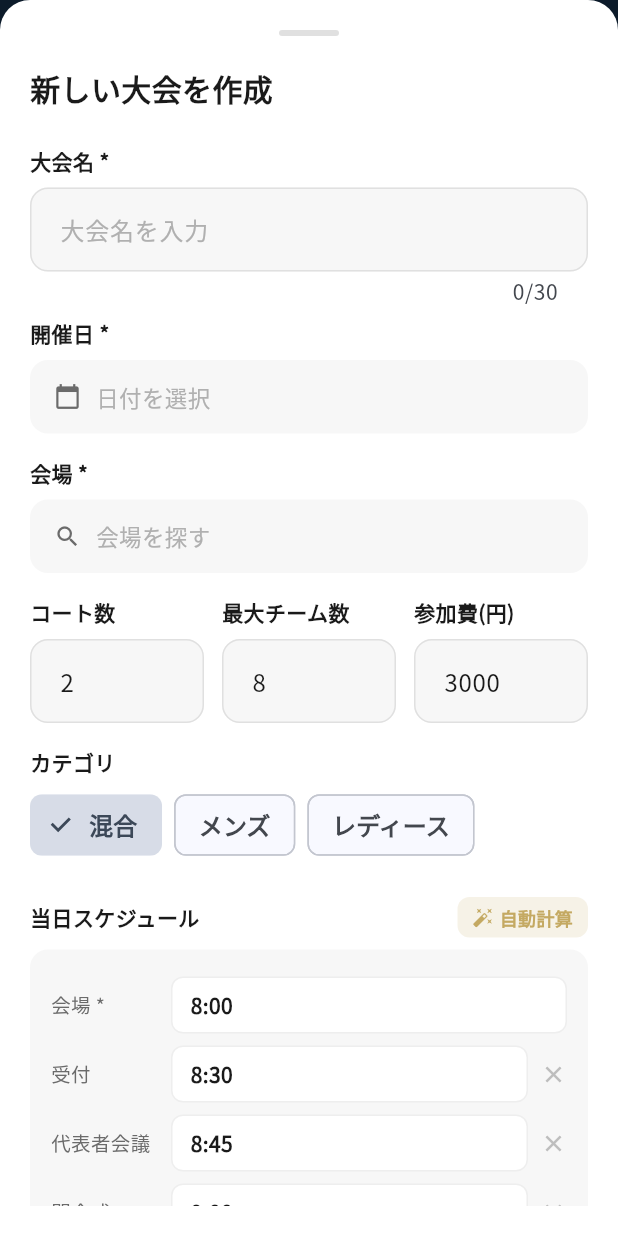
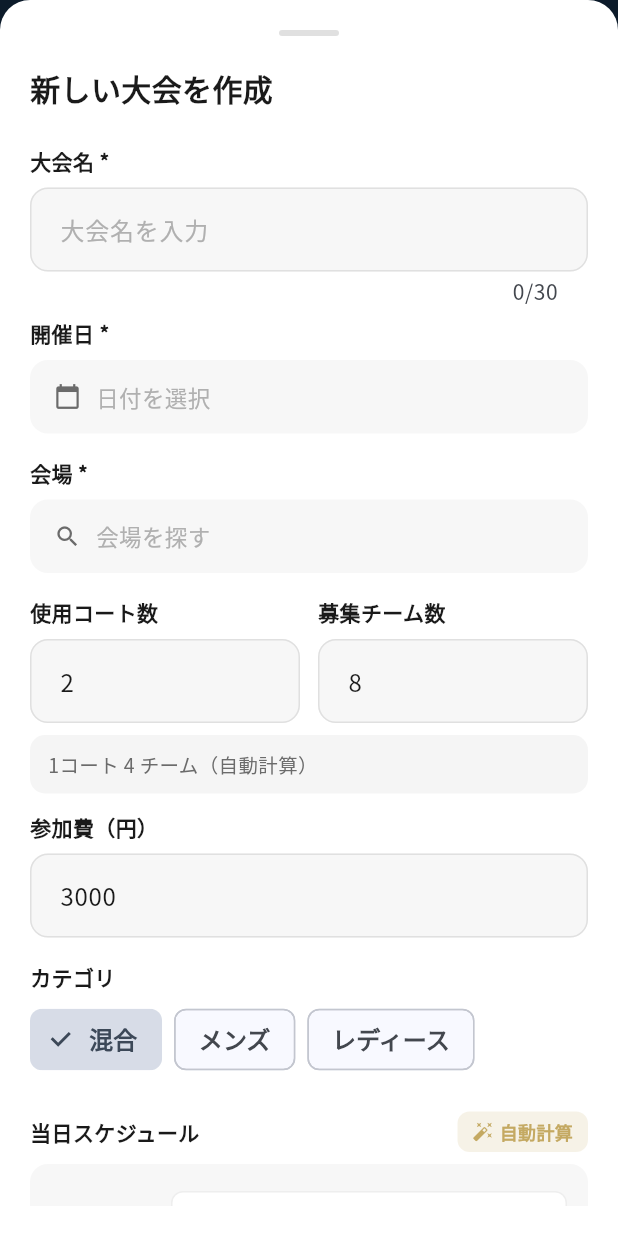
Before and after one commit to sofvo-dev/sofvo, a Flutter app: the TournamentManagementScreen screen opened directly, after a tap on "大会を作成", on a phone screen of 412 x 824 dp. Run offline on Flutter 3.47's test engine with Material 3 defaults, Android fonts, the phone set to English and light mode, and no system bars; our stand-ins replace cached_network_image, cloud_firestore, file_picker, firebase_auth, firebase_core, firebase_messaging and 10 more; missing offline and left inert: dart:js_interop, mobile_scanner; accounts and stored records are empty; network calls fail.

Commit message:
大会作成画面のコート数・チーム数・参加費レイアウト変更
- 横並び: 使用コート数 | 募集チーム数
- その下: 1コート○○チーム（自動計算）
- さらに下: 参加費（円）
- ラベルを「使用コート数」「募集チーム数」に統一
- コート数・チーム数変更時にリアルタイムで自動計算を更新
- 作成・編集・テンプレート作成の3箇所すべてに適用

https://claude.ai/code/session_01NdXNSNEhWCRPmtaSJSELhX

```diff
--- a/lib/screens/tournament/tournament_management_screen.dart
+++ b/lib/screens/tournament/tournament_management_screen.dart
@@ -333,19 +333,32 @@ class _TournamentManagementScreenState extends State<TournamentManagementScreen>
               const SizedBox(height: 16),
               Row(children: [
                 Expanded(child: Column(crossAxisAlignment: CrossAxisAlignment.start, children: [
-                  const Text('コート数', style: TextStyle(fontSize: 14, fontWeight: FontWeight.w600)), const SizedBox(height: 8),
-                  TextField(controller: courtsCtrl, keyboardType: TextInputType.number, decoration: _sheetInputDecoration('2')),
+                  const Text('使用コート数', style: TextStyle(fontSize: 14, fontWeight: FontWeight.w600)), const SizedBox(height: 8),
+                  TextField(controller: courtsCtrl, keyboardType: TextInputType.number, decoration: _sheetInputDecoration('2'),
+                    onChanged: (_) => setSheetState(() {})),
                 ])),
                 const SizedBox(width: 12),
                 Expanded(child: Column(crossAxisAlignment: CrossAxisAlignment.start, children: [
-                  const Text('最大チーム数', style: TextStyle(fontSize: 14, fontWeight: FontWeight.w600)), const SizedBox(height: 8),
-                  TextField(controller: maxTeamsCtrl, keyboardType: TextInputType.number, decoration: _sheetInputDecoration('8')),
+                  const Text('募集チーム数', style: TextStyle(fontSize: 14, fontWeight: FontWeight.w600)), const SizedBox(height: 8),
+                  TextField(controller: maxTeamsCtrl, keyboardType: TextInputType.number, decoration: _sheetInputDecoration('8'),
+                    onChanged: (_) => setSheetState(() {})),
                 ])),
-                const SizedBox(width: 12),
-                Expanded(child: Column(crossAxisAlignment: CrossAxisAlignment.start, children: [
-                  const Text('参加費(円)', style: TextStyle(fontSize: 14, fontWeight: FontWeight.w600)), const SizedBox(height: 8),
-                  TextField(controller: feeCtrl, keyboardType: TextInputType.number, decoration: _sheetInputDecoration('3000')),
-                ])),
+              ]),
+              const SizedBox(height: 8),
+              Builder(builder: (_) {
+                final courts = int.tryParse(courtsCtrl.text) ?? 2;
+                final teams = int.tryParse(maxTeamsCtrl.text) ?? 8;
+                final tpc = courts > 0 ? (teams / courts).ceil() : teams;
+                return Container(
+                  width: double.infinity, padding: const EdgeInsets.symmetric(vertical: 10, horizontal: 12),
+                  decoration: BoxDecoration(color: Colors.grey[100], borderRadius: BorderRadius.circular(10)),
+                  child: Text('1コート $tpc チーム（自動計算）', style: TextStyle(fontSize: 13, color: AppTheme.textSecondary)),
+                );
+              }),
+              const SizedBox(height: 12),
+              Column(crossAxisAlignment: CrossAxisAlignment.start, children: [
+                const Text('参加費（円）', style: TextStyle(fontSize: 14, fontWeight: FontWeight.w600)), const SizedBox(height: 8),
+                TextField(controller: feeCtrl, keyboardType: TextInputType.number, decoration: _sheetInputDecoration('3000')),
               ]),
               const SizedBox(height: 16),
               const Text('カテゴリ', style: TextStyle(fontSize: 14, fontWeight: FontWeight.w600)),
@@ -477,19 +490,32 @@ class _TournamentManagementScreenState extends State<TournamentManagementScreen>
               const SizedBox(height: 16),
               Row(children: [
                 Expanded(child: Column(crossAxisAlignment: CrossAxisAlignment.start, children: [
-                  const Text('コート数', style: TextStyle(fontSize: 14, fontWeight: FontWeight.w600)), const SizedBox(height: 8),
-                  TextField(controller: courtsCtrl, keyboardType: TextInputType.number, decoration: _sheetInputDecoration('2')),
+                  const Text('使用コート数', style: TextStyle(fontSize: 14, fontWeight: FontWeight.w600)), const SizedBox(height: 8),
+                  TextField(controller: courtsCtrl, keyboardType: TextInputType.number, decoration: _sheetInputDecoration('2'),
+                    onChanged: (_) => setSheetState(() {})),
                 ])),
                 const SizedBox(width: 12),
                 Expanded(child: Column(crossAxisAlignment: CrossAxisAlignment.start, children: [
-                  const Text('最大チーム数', style: TextStyle(fontSize: 14, fontWeight: FontWeight.w600)), const SizedBox(height: 8),
-                  TextField(controller: maxTeamsCtrl, keyboardType: TextInputType.number, decoration: _sheetInputDecoration('8')),
+                  const Text('募集チーム数', style: TextStyle(fontSize: 14, fontWeight: FontWeight.w600)), const SizedBox(height: 8),
+                  TextField(controller: maxTeamsCtrl, keyboardType: TextInputType.number, decoration: _sheetInputDecoration('8'),
+                    onChanged: (_) => setSheetState(() {})),
                 ])),
-                const SizedBox(width: 12),
-                Expanded(child: Column(crossAxisAlignment: CrossAxisAlignment.start, children: [
-                  const Text('参加費(円)', style: TextStyle(fontSize: 14, fontWeight: FontWeight.w600)), const SizedBox(height: 8),
-                  TextField(controller: feeCtrl, keyboardType: TextInputType.number, decoration: _sheetInputDecoration('3000')),
-                ])),
+              ]),
+              const SizedBox(height: 8),
+              Builder(builder: (_) {
+                final courts = int.tryParse(courtsCtrl.text) ?? 2;
+                final teams = int.tryParse(maxTeamsCtrl.text) ?? 8;
+                final tpc = courts > 0 ? (teams / courts).ceil() : teams;
+                return Container(
+                  width: double.infinity, padding: const EdgeInsets.symmetric(vertical: 10, horizontal: 12),
+                  decoration: BoxDecoration(color: Colors.grey[100], borderRadius: BorderRadius.circular(10)),
+                  child: Text('1コート $tpc チーム（自動計算）', style: TextStyle(fontSize: 13, color: AppTheme.textSecondary)),
+                );
+              }),
+              const SizedBox(height: 12),
+              Column(crossAxisAlignment: CrossAxisAlignment.start, children: [
+                const Text('参加費（円）', style: TextStyle(fontSize: 14, fontWeight: FontWeight.w600)), const SizedBox(height: 8),
+                TextField(controller: feeCtrl, keyboardType: TextInputType.number, decoration: _sheetInputDecoration('3000')),
               ]),
               const SizedBox(height: 16),
               const Text('カテゴリ', style: TextStyle(fontSize: 14, fontWeight: FontWeight.w600)),
@@ -804,19 +830,32 @@ class _TournamentManagementScreenState extends State<TournamentManagementScreen>
               const SizedBox(height: 16),
               Row(children: [
                 Expanded(child: Column(crossAxisAlignment: CrossAxisAlignment.start, children: [
-                  const Text('コート数', style: TextStyle(fontSize: 14, fontWeight: FontWeight.w600)), const SizedBox(height: 8),
-                  TextField(controller: courtsCtrl, keyboardType: TextInputType.number, decoration: _sheetInputDecoration('2')),
+                  const Text('使用コート数', style: TextStyle(fontSize: 14, fontWeight: FontWeight.w600)), const SizedBox(height: 8),
+                  TextField(controller: courtsCtrl, keyboardType: TextInputType.number, decoration: _sheetInputDecoration('2'),
+                    onChanged: (_) => setSheetState(() {})),
                 ])),
                 const SizedBox(width: 12),
                 Expanded(child: Column(crossAxisAlignment: CrossAxisAlignment.start, children: [
-                  const Text('最大チーム数', style: TextStyle(fontSize: 14, fontWeight: FontWeight.w600)), const SizedBox(height: 8),
-                  TextField(controller: maxTeamsCtrl, keyboardType: TextInputType.number, decoration: _sheetInputDecoration('8')),
+                  const Text('募集チーム数', style: TextStyle(fontSize: 14, fontWeight: FontWeight.w600)), const SizedBox(height: 8),
+                  TextField(controller: maxTeamsCtrl, keyboardType: TextInputType.number, decoration: _sheetInputDecoration('8'),
+                    onChanged: (_) => setSheetState(() {})),
                 ])),
-                const SizedBox(width: 12),
-                Expanded(child: Column(crossAxisAlignment: CrossAxisAlignment.start, children: [
-                  const Text('参加費(円)', style: TextStyle(fontSize: 14, fontWeight: FontWeight.w600)), const SizedBox(height: 8),
-                  TextField(controller: feeCtrl, keyboardType: TextInputType.number, decoration: _sheetInputDecoration('3000')),
-                ])),
+              ]),
+              const SizedBox(height: 8),
+              Builder(builder: (_) {
+                final courts = int.tryParse(courtsCtrl.text) ?? 2;
+                final teams = int.tryParse(maxTeamsCtrl.text) ?? 8;
+                final tpc = courts > 0 ? (teams / courts).ceil() : teams;
+                return Container(
+                  width: double.infinity, padding: const EdgeInsets.symmetric(vertical: 10, horizontal: 12),
+                  decoration: BoxDecoration(color: Colors.grey[100], borderRadius: BorderRadius.circular(10)),
+                  child: Text('1コート $tpc チーム（自動計算）', style: TextStyle(fontSize: 13, color: AppTheme.textSecondary)),
+                );
+              }),
+              const SizedBox(height: 12),
+              Column(crossAxisAlignment: CrossAxisAlignment.start, children: [
+                const Text('参加費（円）', style: TextStyle(fontSize: 14, fontWeight: FontWeight.w600)), const SizedBox(height: 8),
+                TextField(controller: feeCtrl, keyboardType: TextInputType.number, decoration: _sheetInputDecoration('3000')),
               ]),
               const SizedBox(height: 16),
               const Text('カテゴリ', style: TextStyle(fontSize: 14, fontWeight: FontWeight.w600)),
```
